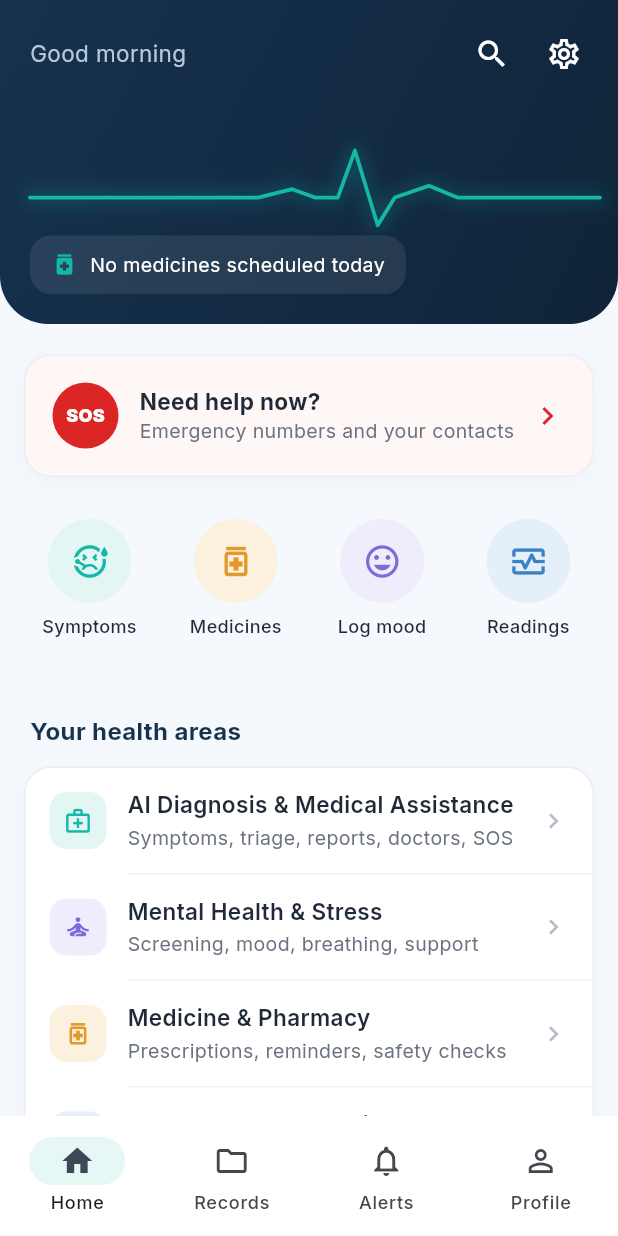
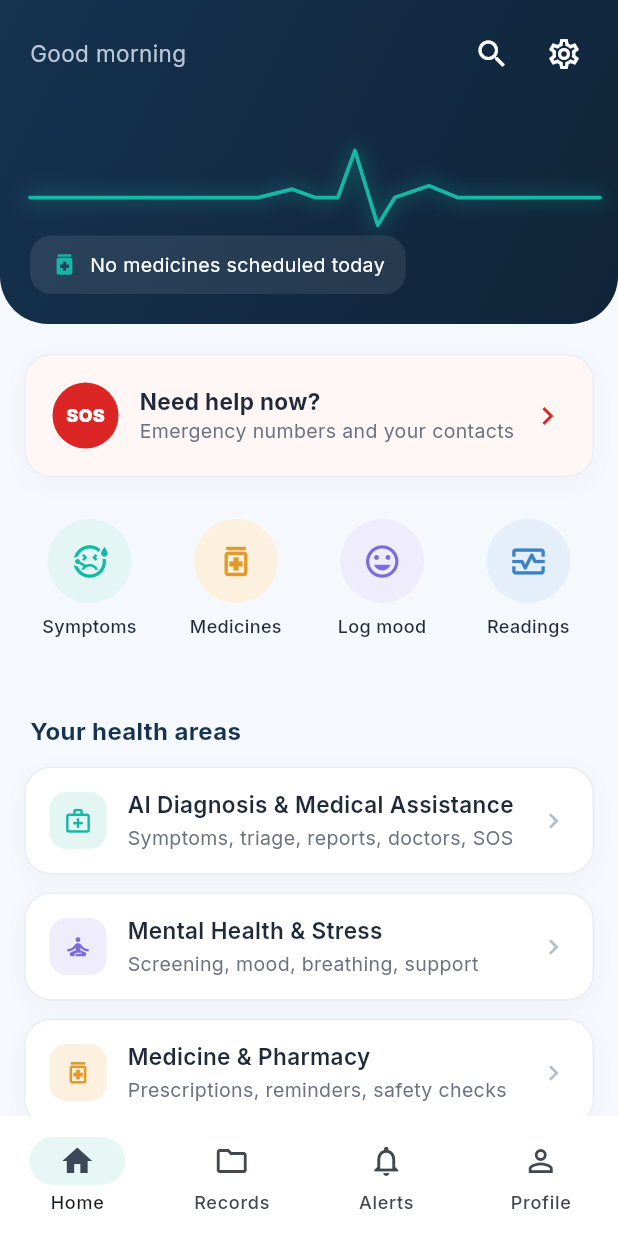
Before and after one commit to Muhammad-Abdullah022/ai-smart-healthcare, a Flutter app: the HomeScreen screen opened by its route, on a phone screen of 412 x 824 dp. Run offline on Flutter 3.47's test engine with Material 3 defaults, Android fonts, the phone set to English and light mode, and no system bars; our stand-ins replace flutter_secure_storage, go_router, google_fonts, shared_preferences; accounts and stored records are empty; network calls fail.

Commit message:
Dashboard: separate card per health area; remove phone frame
Co-Authored-By: Claude Opus 5.5 <noreply@anthropic.com>
Claude-Session: https://claude.ai/code/session_01WQCTNYi2tkny5Xfg4KKT6J

```diff
--- a/frontend/lib/screens/home/home_screen.dart
+++ b/frontend/lib/screens/home/home_screen.dart
@@ -54,9 +54,12 @@ class _HomeScreenState extends State<HomeScreen> {
                   ],
                 ),
                 const SectionTitle('Your health areas'),
-                GroupedList(children: [
                 for (final m in healthModules)
-                    ListRow(
+                  Padding(
+                    padding: const EdgeInsets.only(bottom: 12),
+                    child: SectionCard(
+                      padding: EdgeInsets.zero,
+                      child: ListRow(
                         icon: m.icon,
                         title: m.title,
                         subtitle: m.subtitle,
@@ -64,7 +67,8 @@ class _HomeScreenState extends State<HomeScreen> {
                         tint: m.tint,
                         onTap: () => context.push('/module/${m.id}'),
                       ),
-                ]),
+                    ),
+                  ),
                 const SizedBox(height: 24),
                 const Text(
                   'Health information only — not a diagnosis. In an emergency call 1122.',
```
Also changed, not shown: frontend/lib/app.dart (+0 -37 lines). Lines whose indentation alone changed are shown as unchanged.
